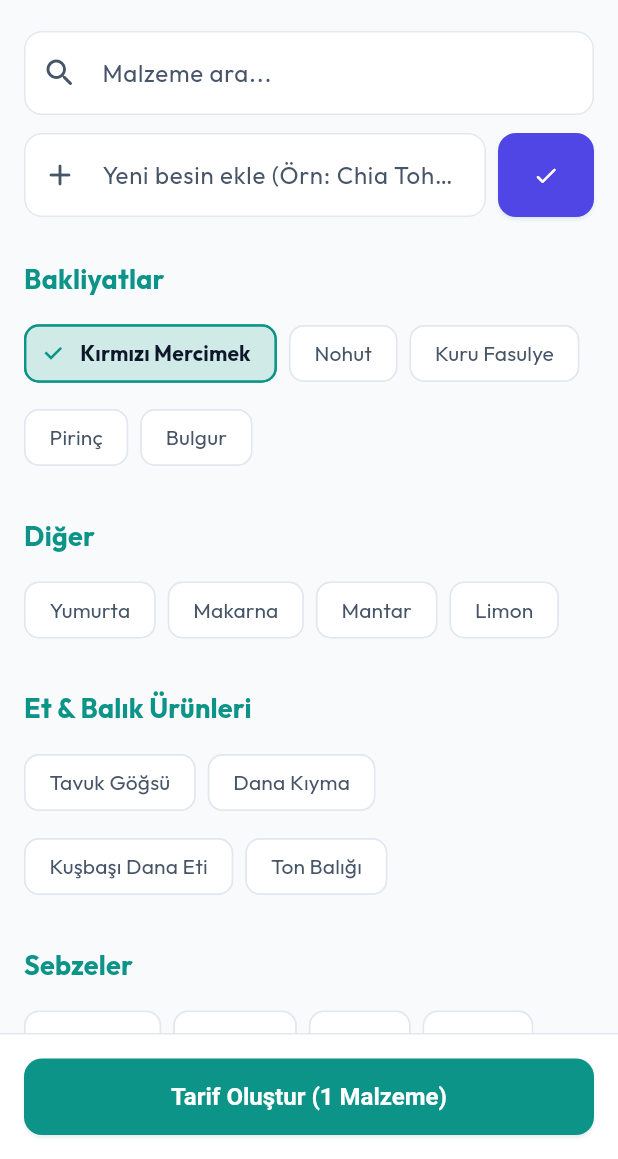
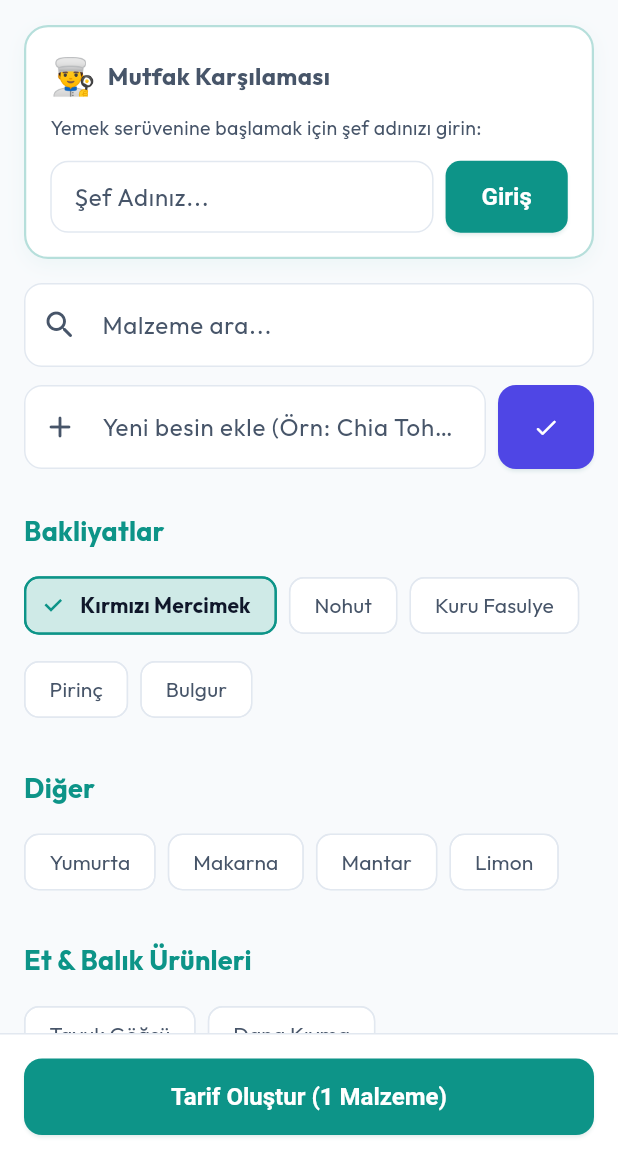
Before and after one commit to iamhilals/food-cal, a Flutter app: the screen it shows after launch, after a tap on "Kırmızı Mercimek", on a phone screen of 412 x 824 dp, the part 77-1236 px from its top. Run offline on Flutter 3.47's test engine with Material 3 defaults, Android fonts, the phone set to English and light mode, and no system bars; our stand-ins replace flutter_spinkit, google_fonts, shared_preferences.

Commit message:
feat: user profile and api key persistence using shared_preferences

```diff
--- a/lib/providers/recipe_provider.dart
+++ b/lib/providers/recipe_provider.dart
@@ -1,4 +1,5 @@
 import 'package:flutter/material.dart';
+import 'package:shared_preferences/shared_preferences.dart';
 import '../models/recipe.dart';
 import '../services/recipe_generator_service.dart';
 
@@ -11,17 +12,51 @@ class RecipeProvider with ChangeNotifier {
   Recipe? _recipe;
   String? _error;
 
-  // Set default api key from environment if defined
-  String _apiKey = const String.fromEnvironment('GEMINI_API_KEY', defaultValue: '');
+  String _apiKey = '';
+  String _userName = '';
+
+  RecipeProvider() {
+    _loadFromPrefs();
+  }
+
+  Future<void> _loadFromPrefs() async {
+    try {
+      final prefs = await SharedPreferences.getInstance();
+      _apiKey = prefs.getString('gemini_api_key') ?? const String.fromEnvironment('GEMINI_API_KEY', defaultValue: '');
+      _userName = prefs.getString('user_name') ?? '';
+      notifyListeners();
+    } catch (e) {
+      debugPrint('Error loading preferences: $e');
+    }
+  }
 
   RecipeStatus get status => _status;
   Recipe? get recipe => _recipe;
   String? get error => _error;
   String get apiKey => _apiKey;
   bool get hasApiKey => _apiKey.isNotEmpty;
+  String get userName => _userName;
+  bool get hasUserName => _userName.isNotEmpty;
 
-  void setApiKey(String key) {
+  Future<void> setApiKey(String key) async {
     _apiKey = key.trim();
+    try {
+      final prefs = await SharedPreferences.getInstance();
+      await prefs.setString('gemini_api_key', _apiKey);
+    } catch (e) {
+      debugPrint('Error saving API Key: $e');
+    }
+    notifyListeners();
+  }
+
+  Future<void> setUserName(String name) async {
+    _userName = name.trim();
+    try {
+      final prefs = await SharedPreferences.getInstance();
+      await prefs.setString('user_name', _userName);
+    } catch (e) {
+      debugPrint('Error saving Username: $e');
+    }
     notifyListeners();
   }
 
--- a/lib/views/ingredient_selection_screen.dart
+++ b/lib/views/ingredient_selection_screen.dart
@@ -122,6 +122,7 @@ class _IngredientSelectionScreenState extends State<IngredientSelectionScreen> {
             children: [
               Column(
                 children: [
+                  const UserProfileCard(),
                   // Search Bar and Add Custom section
                   Padding(
                     padding: const EdgeInsets.all(16),
@@ -318,3 +319,174 @@ class _IngredientSelectionScreenState extends State<IngredientSelectionScreen> {
     );
   }
 }
+
+class UserProfileCard extends StatefulWidget {
+  const UserProfileCard({super.key});
+
+  @override
+  State<UserProfileCard> createState() => _UserProfileCardState();
+}
+
+class _UserProfileCardState extends State<UserProfileCard> {
+  final TextEditingController _nameController = TextEditingController();
+
+  @override
+  void dispose() {
+    _nameController.dispose();
+    super.dispose();
+  }
+
+  @override
+  Widget build(BuildContext context) {
+    final recipeProvider = Provider.of<RecipeProvider>(context);
+
+    if (recipeProvider.hasUserName) {
+      return Container(
+        margin: const EdgeInsets.fromLTRB(16, 12, 16, 0),
+        padding: const EdgeInsets.symmetric(horizontal: 16, vertical: 12),
+        decoration: BoxDecoration(
+          color: AppTheme.darkCard,
+          borderRadius: BorderRadius.circular(16),
+          border: Border.all(color: AppTheme.borderSlate),
+        ),
+        child: Row(
+          children: [
+            CircleAvatar(
+              backgroundColor: AppTheme.primaryTeal.withValues(alpha: 0.1),
+              child: const Text('👨‍🍳', style: TextStyle(fontSize: 20)),
+            ),
+            const SizedBox(width: 12),
+            Expanded(
+              child: Column(
+                crossAxisAlignment: CrossAxisAlignment.start,
+                children: [
+                  Text(
+                    'Hoş geldin, Şef ${recipeProvider.userName}!',
+                    style: const TextStyle(fontWeight: FontWeight.bold, fontSize: 16),
+                  ),
+                  const Text(
+                    'Bugün hangi lezzeti tasarlıyoruz?',
+                    style: TextStyle(color: AppTheme.textSecondary, fontSize: 12),
+                  ),
+                ],
+              ),
+            ),
+            IconButton(
+              icon: const Icon(Icons.edit_rounded, size: 18, color: AppTheme.textSecondary),
+              onPressed: () => _showNameEditDialog(context, recipeProvider),
+            )
+          ],
+        ),
+      );
+    }
+
+    return Container(
+      margin: const EdgeInsets.fromLTRB(16, 12, 16, 0),
+      padding: const EdgeInsets.all(16),
+      decoration: BoxDecoration(
+        color: AppTheme.darkCard,
+        borderRadius: BorderRadius.circular(16),
+        border: Border.all(color: AppTheme.primaryTeal.withValues(alpha: 0.3), width: 1.5),
+        boxShadow: [
+          BoxShadow(
+            color: AppTheme.primaryTeal.withValues(alpha: 0.05),
+            blurRadius: 10,
+            offset: const Offset(0, 4),
+          )
+        ],
+      ),
+      child: Column(
+        crossAxisAlignment: CrossAxisAlignment.stretch,
+        children: [
+          Row(
+            children: const [
+              Text('👨‍🍳', style: TextStyle(fontSize: 24)),
+              SizedBox(width: 8),
+              Text(
+                'Mutfak Karşılaması',
+                style: TextStyle(fontWeight: FontWeight.bold, fontSize: 16),
+              ),
+            ],
+          ),
+          const SizedBox(height: 8),
+          const Text(
+            'Yemek serüvenine başlamak için şef adınızı girin:',
+            style: TextStyle(color: AppTheme.textSecondary, fontSize: 13),
+          ),
+          const SizedBox(height: 12),
+          Row(
+            children: [
+              Expanded(
+                child: TextField(
+                  controller: _nameController,
+                  decoration: const InputDecoration(
+                    hintText: 'Şef Adınız...',
+                    contentPadding: EdgeInsets.symmetric(horizontal: 12, vertical: 8),
+                  ),
+                  textCapitalization: TextCapitalization.words,
+                  onSubmitted: (_) => _saveName(recipeProvider),
+                ),
+              ),
+              const SizedBox(width: 8),
+              SizedBox(
+                height: 48,
+                child: ElevatedButton(
+                  onPressed: () => _saveName(recipeProvider),
+                  style: ElevatedButton.styleFrom(
+                    backgroundColor: AppTheme.primaryTeal,
+                    shape: RoundedRectangleBorder(borderRadius: BorderRadius.circular(10)),
+                  ),
+                  child: const Text('Giriş'),
+                ),
+              ),
+            ],
+          ),
+        ],
+      ),
+    );
+  }
+
+  void _saveName(RecipeProvider provider) {
+    final name = _nameController.text.trim();
+    if (name.isNotEmpty) {
+      provider.setUserName(name);
+    }
+  }
+
+  void _showNameEditDialog(BuildContext context, RecipeProvider provider) {
+    final controller = TextEditingController(text: provider.userName);
+    showDialog(
+      context: context,
+      builder: (context) => AlertDialog(
+        backgroundColor: AppTheme.darkCard,
+        shape: RoundedRectangleBorder(
+          borderRadius: BorderRadius.circular(16),
+          side: const BorderSide(color: AppTheme.borderSlate),
+        ),
+        title: const Text('Şef Adını Düzenle'),
+        content: TextField(
+          controller: controller,
+          decoration: const InputDecoration(hintText: 'Şef Adınız...'),
+          textCapitalization: TextCapitalization.words,
+          autofocus: true,
+        ),
+        actions: [
+          TextButton(
+            onPressed: () => Navigator.of(context).pop(),
+            child: const Text('İptal', style: TextStyle(color: AppTheme.textSecondary)),
+          ),
+          ElevatedButton(
+            onPressed: () {
+              final name = controller.text.trim();
+              if (name.isNotEmpty) {
+                provider.setUserName(name);
+              }
+              Navigator.of(context).pop();
+            },
+            child: const Text('Kaydet'),
+          ),
+        ],
+      ),
+    );
+  }
+}
--- a/pubspec.yaml
+++ b/pubspec.yaml
@@ -38,6 +38,7 @@ dependencies:
   http: ^1.2.2
   google_fonts: ^6.2.1
   flutter_spinkit: ^5.2.1
+  shared_preferences: ^2.2.3
 
 dev_dependencies:
   flutter_test:
```
Also changed, not shown: pubspec.lock, 1 other file.
